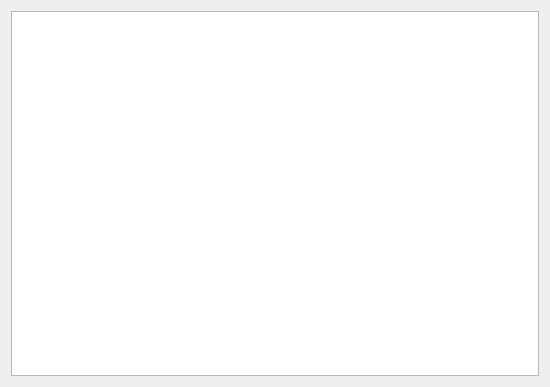
Above: allmembers.ui from marko-yaciv/2c_coursework before the change. Below: the same form after it.
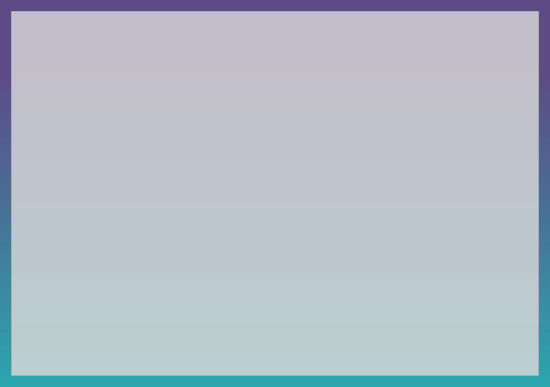
That is the form after the change. Icons and pictures are not drawn.

```diff
--- a/allmembers.ui
+++ b/allmembers.ui
@@ -11,19 +11,56 @@
    </rect>
   </property>
   <property name="windowTitle">
-   <string>Form</string>
+   <string>Members</string>
+  </property>
+  <property name="windowIcon">
+   <iconset resource="resource.qrc">
+    <normaloff>:/rec/img/graduation-hat.png</normaloff>:/rec/img/graduation-hat.png</iconset>
+  </property>
+  <property name="windowOpacity">
+   <double>0.980000000000000</double>
+  </property>
+  <property name="styleSheet">
+   <string notr="true">QWidget{
+background: qlineargradient(spread:pad, x1:1, y1:0.153, x2:1, y2:1, stop:0.0288462 rgba(91, 71, 133, 220), stop:1 rgba(23, 159, 168, 180));
+}</string>
   </property>
   <layout class="QHBoxLayout" name="horizontalLayout">
    <item>
     <widget class="QTableWidget" name="members">
      <property name="font">
       <font>
+       <family>Lucida Sans Unicode</family>
        <pointsize>10</pointsize>
+       <weight>50</weight>
+       <italic>false</italic>
+       <bold>false</bold>
       </font>
      </property>
+     <property name="styleSheet">
+      <string notr="true">QTableWidget{
+background: rgba(216, 216, 216, 210);
+font: 10pt &quot;Lucida Sans Unicode&quot;;
+}</string>
+     </property>
+     <property name="frameShape">
+      <enum>QFrame::StyledPanel</enum>
+     </property>
+     <property name="frameShadow">
+      <enum>QFrame::Plain</enum>
+     </property>
+     <property name="lineWidth">
+      <number>0</number>
+     </property>
+     <property name="midLineWidth">
+      <number>0</number>
+     </property>
      <property name="editTriggers">
       <set>QAbstractItemView::NoEditTriggers</set>
      </property>
+     <property name="gridStyle">
+      <enum>Qt::DashLine</enum>
+     </property>
      <attribute name="horizontalHeaderStretchLastSection">
       <bool>true</bool>
      </attribute>
```
Left out of the diff: 4 changed lines with no effect on the pictures.
